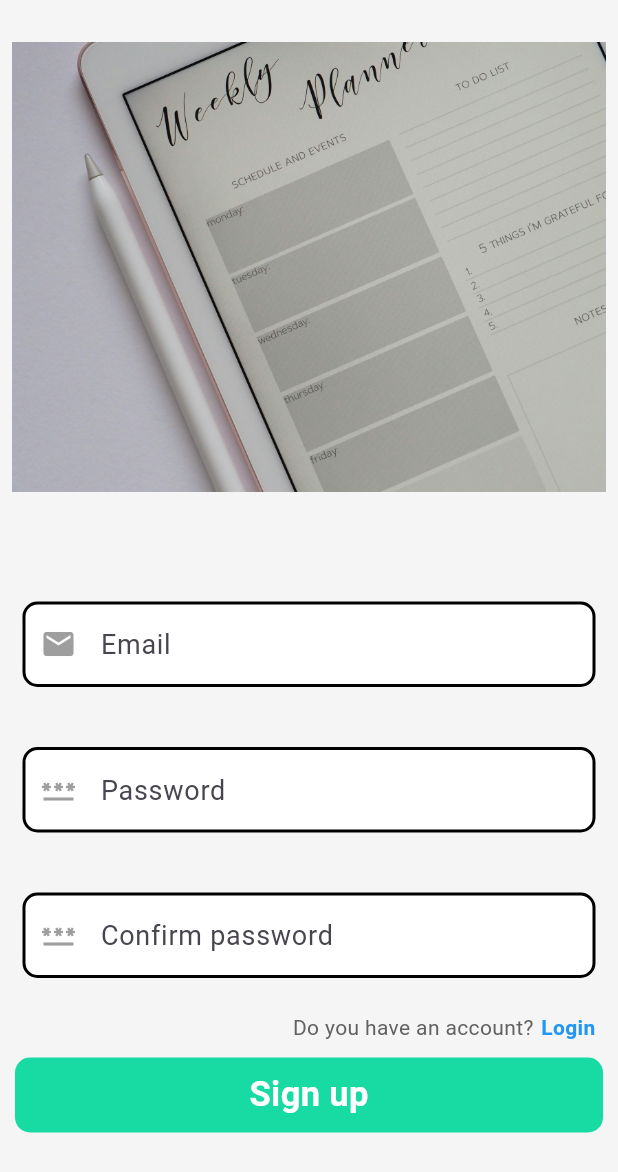
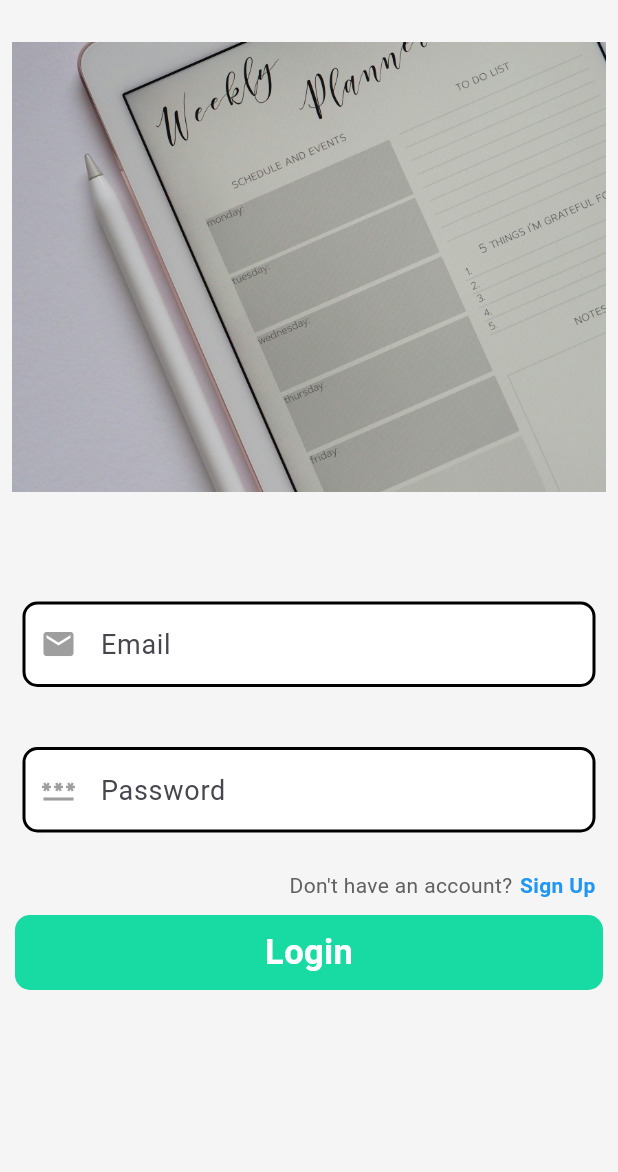
Before and after one commit to DaViD9007/to_do_app, a Flutter app: the screen it shows after launch, on a phone screen of 412 x 824 dp. Shown: the top 1172 px of the screen. Run offline on Flutter 3.47's test engine with Material 3 defaults, Android fonts, the phone set to English and light mode, and no system bars; our stand-ins replace firebase_core; accounts and stored records are empty.

Commit message:
Login and signup screens ready next step is firebase setup

```diff
--- /dev/null
+++ b/lib/auth/authPage.dart
@@ -0,0 +1,31 @@
+import 'package:flutter/material.dart';
+import 'package:to_do_app/screens/SignUp.dart';
+import 'package:to_do_app/screens/login.dart';
+
+class AuthPage extends StatefulWidget{
+  const AuthPage({super.key});
+
+  @override
+  State<AuthPage> createState() => AuthPageState();
+}
+
+class AuthPageState extends State<AuthPage>{
+  bool a=true;
+  void to(){
+    setState(() {
+      a=!a;
+    });
+  }
+
+
+
+  @override
+  Widget build(BuildContext context) {
+    if(a) {
+      return LoginScreen(to);
+    }
+    else {
+      return SignupScreen(to);
+    }
+  }
+}
--- a/lib/main.dart
+++ b/lib/main.dart
@@ -1,8 +1,10 @@
 import 'package:flutter/material.dart';
-import 'package:to_do_app/screens/SignUp.dart';
-import 'package:to_do_app/screens/login.dart';
+import 'package:to_do_app/auth/authPage.dart';
+import 'package:firebase_core/firebase_core.dart';
 
-void main() {
+void main() async{
+  WidgetsFlutterBinding.ensureInitialized();
+  await Firebase.initializeApp();
   runApp(const MyApp());
 }
 
@@ -14,7 +16,7 @@ class MyApp extends StatelessWidget {
   Widget build(BuildContext context) {
     return MaterialApp(
       debugShowCheckedModeBanner: false,
-      home: SignupScreen(),
+      home: AuthPage(),
     );
   }
 }
--- a/lib/screens/SignUp.dart
+++ b/lib/screens/SignUp.dart
@@ -2,16 +2,17 @@ import 'package:flutter/material.dart';
 import 'package:to_do_app/const/colours.dart';
 
 class SignupScreen extends StatefulWidget {
-  const SignupScreen({super.key});
+  final VoidCallback show;
+  const SignupScreen(this.show,{super.key});
 
   @override
   State<SignupScreen> createState() => SignupScreenState();
 }
 
 class SignupScreenState extends State<SignupScreen> {
-  FocusNode _focusNode1 = FocusNode();
-  FocusNode _focusNode2 = FocusNode();
-  FocusNode _focusNode3  = FocusNode();
+  final FocusNode _focusNode1 = FocusNode();
+  final FocusNode _focusNode2 = FocusNode();
+  final FocusNode _focusNode3  = FocusNode();
 
   final email = TextEditingController();
   final password = TextEditingController();
@@ -69,12 +70,15 @@ class SignupScreenState extends State<SignupScreen> {
                 style: TextStyle(color: Colors.grey[700], fontSize: 14),
               ),
               SizedBox(width: 5),
-              Text(
-                "Login",
-                style: TextStyle(
-                  color: Colors.blue,
-                  fontSize: 14,
-                  fontWeight: FontWeight.bold,
+              GestureDetector(
+                onTap: widget.show,
+                child: Text(
+                  "Login",
+                  style: TextStyle(
+                    color: Colors.blue,
+                    fontSize: 14,
+                    fontWeight: FontWeight.bold,
+                  ),
                 ),
               )
             ],
@@ -105,7 +109,7 @@ class SignupScreenState extends State<SignupScreen> {
         );
   }
 
-  Widget textField(TextEditingController _controller, FocusNode _focusNode, String typeName, IconData iconss) {
+  Widget textField(TextEditingController controller, FocusNode focusNode, String typeName, IconData iconss) {
     return Padding(
           padding: const EdgeInsets.symmetric(horizontal: 15, vertical: 15),
           child: Container(
@@ -114,13 +118,13 @@ class SignupScreenState extends State<SignupScreen> {
               borderRadius: BorderRadius.circular(15),
             ),
             child: TextField(
-              controller: _controller,
-              focusNode: _focusNode,
+              controller: controller,
+              focusNode: focusNode,
               style: TextStyle(fontSize: 18, color: Colors.black),
               decoration: InputDecoration(
                 prefixIcon: Icon(
                   iconss,
-                  color: _focusNode.hasFocus ? customGreen: Colors.grey,
+                  color: focusNode.hasFocus ? customGreen: Colors.grey,
                 ),
                 contentPadding:
                   EdgeInsets.symmetric(horizontal: 15, vertical: 15),
--- a/lib/screens/login.dart
+++ b/lib/screens/login.dart
@@ -2,15 +2,16 @@ import 'package:flutter/material.dart';
 import 'package:to_do_app/const/colours.dart';
 
 class LoginScreen extends StatefulWidget {
-  const LoginScreen({super.key});
+  final VoidCallback show;
+  const LoginScreen(this.show,{super.key});
 
   @override
   State<LoginScreen> createState() => LoginScreenState();
 }
 
 class LoginScreenState extends State<LoginScreen> {
-  FocusNode _focusNode1 = FocusNode();
-  FocusNode _focusNode2 = FocusNode();
+  final FocusNode _focusNode1 = FocusNode();
+  final FocusNode _focusNode2 = FocusNode();
 
   final email = TextEditingController();
   final password = TextEditingController();
@@ -60,12 +61,15 @@ class LoginScreenState extends State<LoginScreen> {
                 style: TextStyle(color: Colors.grey[700], fontSize: 14),
               ),
               SizedBox(width: 5),
-              Text(
-                "Sign Up",
-                style: TextStyle(
-                  color: Colors.blue,
-                  fontSize: 14,
-                  fontWeight: FontWeight.bold,
+              GestureDetector(
+                onTap: widget.show,
+                child: Text(
+                  "Sign Up",
+                  style: TextStyle(
+                    color: Colors.blue,
+                    fontSize: 14,
+                    fontWeight: FontWeight.bold,
+                  ),
                 ),
               )
             ],
@@ -96,7 +100,7 @@ class LoginScreenState extends State<LoginScreen> {
         );
   }
 
-  Widget textField(TextEditingController _controller, FocusNode _focusNode, String typeName, IconData iconss) {
+  Widget textField(TextEditingController controller, FocusNode focusNode, String typeName, IconData iconss) {
     return Padding(
           padding: const EdgeInsets.symmetric(horizontal: 15, vertical: 15),
           child: Container(
@@ -105,13 +109,13 @@ class LoginScreenState extends State<LoginScreen> {
               borderRadius: BorderRadius.circular(15),
             ),
             child: TextField(
-              controller: _controller,
-              focusNode: _focusNode,
+              controller: controller,
+              focusNode: focusNode,
               style: TextStyle(fontSize: 18, color: Colors.black),
               decoration: InputDecoration(
                 prefixIcon: Icon(
                   iconss,
-                  color: _focusNode.hasFocus ? customGreen: Colors.grey,
+                  color: focusNode.hasFocus ? customGreen: Colors.grey,
                 ),
                 contentPadding:
                   EdgeInsets.symmetric(horizontal: 15, vertical: 15),
--- a/pubspec.yaml
+++ b/pubspec.yaml
@@ -30,6 +30,9 @@ environment:
 dependencies:
   flutter:
     sdk: flutter
+  firebase_auth: ^4.6.0
+  cloud_firestore: ^4.8.0
+  firebase_core: ^2.16.0
 
   # The following adds the Cupertino Icons font to your application.
   # Use with the CupertinoIcons class for iOS style icons.
```
Also changed, not shown: lib/data/authData.dart (added), pubspec.lock, 3 other files.
